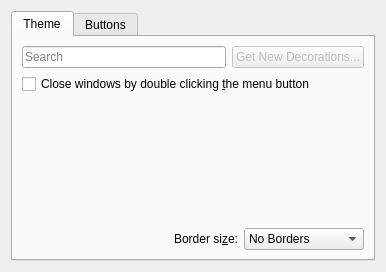
This is kcmkwin/kwindecoration/kcm.ui in KDE/kwin as Qt 5 draws it before an edit. The edited form follows.
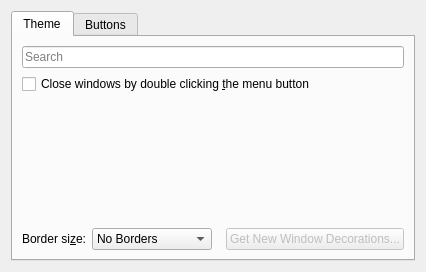
This is the edited form. Custom widgets are drawn as their Qt base class.

Commit message:
[KCMs] move GHNS buttons to the normal location
Summary:
All other KCMs have their {nav Get New [things]...} buttons in the bottom-right corner. This patch adjusts KWin's KCMs to adopt the same convention there too.

With this patch, all KCMs will have their GHNS buttons in the same location.

Closes T9954

Test Plan:
{F6375278}

{F6375277}

{F6375276}

{F6375275}

Reviewers: #kwin, #vdg, zzag

Reviewed By: #kwin, zzag

Subscribers: Codezela, kwin, kde-doc-english

Tags: #kwin, #documentation

Maniphest Tasks: T9954

Patch:
```diff
--- a/kcmkwin/kwindecoration/kcm.ui
+++ b/kcmkwin/kwindecoration/kcm.ui
@@ -33,16 +33,6 @@
            </property>
           </widget>
          </item>
-         <item>
-          <widget class="QPushButton" name="knsButton">
-           <property name="enabled">
-            <bool>false</bool>
-           </property>
-           <property name="text">
-            <string>Get New Decorations...</string>
-           </property>
-          </widget>
-         </item>
         </layout>
        </item>
        <item>
@@ -76,19 +66,6 @@
        </item>
        <item>
         <layout class="QHBoxLayout" name="horizontalLayout_2">
-         <item>
-          <spacer name="borderSizesSpacer">
-           <property name="orientation">
-            <enum>Qt::Horizontal</enum>
-           </property>
-           <property name="sizeHint" stdset="0">
-            <size>
-             <width>40</width>
-             <height>20</height>
-            </size>
-           </property>
-          </spacer>
-         </item>
          <item>
           <widget class="QLabel" name="borderSizesLabel">
            <property name="text">
@@ -151,6 +128,29 @@
            </item>
           </widget>
          </item>
+         <item>
+          <spacer name="borderSizesSpacer">
+           <property name="orientation">
+            <enum>Qt::Horizontal</enum>
+           </property>
+           <property name="sizeHint" stdset="0">
+            <size>
+             <width>40</width>
+             <height>20</height>
+            </size>
+           </property>
+          </spacer>
+         </item>
+         <item>
+          <widget class="QPushButton" name="knsButton">
+           <property name="enabled">
+            <bool>false</bool>
+           </property>
+           <property name="text">
+            <string>Get New Window Decorations...</string>
+           </property>
+          </widget>
+         </item>
         </layout>
        </item>
       </layout>
```
The commit also changes 5 other files.
